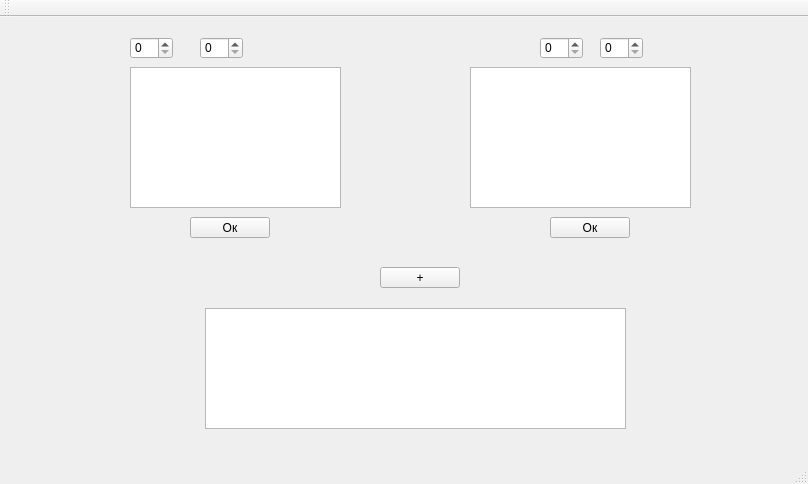
The window that mainwindow.ui (moevm/gui-1h2018-01) describes before a commit, drawn with Qt 5.
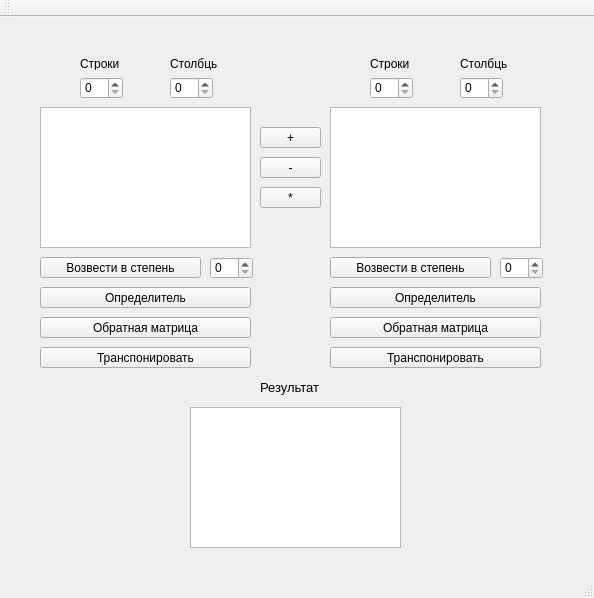
The same window after the commit.

Commit message:
Доработка интерфейса
Добавлены все кнопки на интерфейсе
Реализация кнопок +/-
Ограничения на размерность вводимых матриц
Вывод результата

The edit to the form file:
```diff
--- a/mainwindow.ui
+++ b/mainwindow.ui
@@ -6,8 +6,8 @@
    <rect>
     <x>0</x>
     <y>0</y>
-    <width>808</width>
-    <height>484</height>
+    <width>594</width>
+    <height>598</height>
    </rect>
   </property>
   <property name="windowTitle">
@@ -17,8 +17,8 @@
    <widget class="QTableView" name="matr1">
     <property name="geometry">
      <rect>
-      <x>130</x>
-      <y>50</y>
+      <x>40</x>
+      <y>90</y>
       <width>211</width>
       <height>141</height>
      </rect>
@@ -27,9 +27,9 @@
    <widget class="QTableView" name="matr2">
     <property name="geometry">
      <rect>
-      <x>470</x>
-      <y>50</y>
-      <width>221</width>
+      <x>330</x>
+      <y>90</y>
+      <width>211</width>
       <height>141</height>
      </rect>
     </property>
@@ -37,8 +37,8 @@
    <widget class="QSpinBox" name="line_1">
     <property name="geometry">
      <rect>
-      <x>130</x>
-      <y>20</y>
+      <x>80</x>
+      <y>60</y>
       <width>43</width>
       <height>22</height>
      </rect>
@@ -47,8 +47,8 @@
    <widget class="QSpinBox" name="col_1">
     <property name="geometry">
      <rect>
-      <x>200</x>
-      <y>20</y>
+      <x>170</x>
+      <y>60</y>
       <width>43</width>
       <height>22</height>
      </rect>
@@ -57,8 +57,8 @@
    <widget class="QSpinBox" name="line_2">
     <property name="geometry">
      <rect>
-      <x>540</x>
-      <y>20</y>
+      <x>370</x>
+      <y>60</y>
       <width>43</width>
       <height>22</height>
      </rect>
@@ -67,8 +67,161 @@
    <widget class="QSpinBox" name="col_2">
     <property name="geometry">
      <rect>
-      <x>600</x>
-      <y>20</y>
+      <x>460</x>
+      <y>60</y>
+      <width>43</width>
+      <height>22</height>
+     </rect>
+    </property>
+   </widget>
+   <widget class="QLabel" name="label">
+    <property name="geometry">
+     <rect>
+      <x>80</x>
+      <y>40</y>
+      <width>47</width>
+      <height>13</height>
+     </rect>
+    </property>
+    <property name="text">
+     <string>Строки</string>
+    </property>
+   </widget>
+   <widget class="QLabel" name="label_2">
+    <property name="geometry">
+     <rect>
+      <x>170</x>
+      <y>40</y>
+      <width>47</width>
+      <height>13</height>
+     </rect>
+    </property>
+    <property name="text">
+     <string>Столбцы</string>
+    </property>
+   </widget>
+   <widget class="QLabel" name="label_3">
+    <property name="geometry">
+     <rect>
+      <x>370</x>
+      <y>40</y>
+      <width>47</width>
+      <height>13</height>
+     </rect>
+    </property>
+    <property name="text">
+     <string>Строки</string>
+    </property>
+   </widget>
+   <widget class="QLabel" name="label_4">
+    <property name="geometry">
+     <rect>
+      <x>460</x>
+      <y>40</y>
+      <width>47</width>
+      <height>13</height>
+     </rect>
+    </property>
+    <property name="text">
+     <string>Столбцы</string>
+    </property>
+   </widget>
+   <widget class="QPushButton" name="plus">
+    <property name="geometry">
+     <rect>
+      <x>260</x>
+      <y>110</y>
+      <width>61</width>
+      <height>21</height>
+     </rect>
+    </property>
+    <property name="text">
+     <string>+</string>
+    </property>
+   </widget>
+   <widget class="QPushButton" name="minus">
+    <property name="geometry">
+     <rect>
+      <x>260</x>
+      <y>140</y>
+      <width>61</width>
+      <height>21</height>
+     </rect>
+    </property>
+    <property name="text">
+     <string>-</string>
+    </property>
+   </widget>
+   <widget class="QPushButton" name="mult">
+    <property name="geometry">
+     <rect>
+      <x>260</x>
+      <y>170</y>
+      <width>61</width>
+      <height>21</height>
+     </rect>
+    </property>
+    <property name="text">
+     <string>*</string>
+    </property>
+   </widget>
+   <widget class="QPushButton" name="pushButton_7">
+    <property name="geometry">
+     <rect>
+      <x>40</x>
+      <y>330</y>
+      <width>211</width>
+      <height>21</height>
+     </rect>
+    </property>
+    <property name="text">
+     <string>Транспонировать</string>
+    </property>
+   </widget>
+   <widget class="QPushButton" name="pushButton_8">
+    <property name="geometry">
+     <rect>
+      <x>40</x>
+      <y>270</y>
+      <width>211</width>
+      <height>21</height>
+     </rect>
+    </property>
+    <property name="text">
+     <string>Определитель</string>
+    </property>
+   </widget>
+   <widget class="QPushButton" name="pushButton_9">
+    <property name="geometry">
+     <rect>
+      <x>40</x>
+      <y>300</y>
+      <width>211</width>
+      <height>21</height>
+     </rect>
+    </property>
+    <property name="text">
+     <string>Обратная матрица</string>
+    </property>
+   </widget>
+   <widget class="QPushButton" name="pushButton_10">
+    <property name="geometry">
+     <rect>
+      <x>40</x>
+      <y>240</y>
+      <width>161</width>
+      <height>21</height>
+     </rect>
+    </property>
+    <property name="text">
+     <string>Возвести в степень</string>
+    </property>
+   </widget>
+   <widget class="QSpinBox" name="spinBox">
+    <property name="geometry">
+     <rect>
+      <x>210</x>
+      <y>240</y>
       <width>43</width>
       <height>22</height>
      </rect>
@@ -77,50 +230,92 @@
    <widget class="QPushButton" name="pushButton">
     <property name="geometry">
      <rect>
-      <x>190</x>
-      <y>200</y>
-      <width>80</width>
+      <x>330</x>
+      <y>240</y>
+      <width>161</width>
       <height>21</height>
      </rect>
     </property>
     <property name="text">
-     <string>Ок</string>
+     <string>Возвести в степень</string>
     </property>
    </widget>
-   <widget class="QListWidget" name="result">
+   <widget class="QSpinBox" name="spinBox_2">
     <property name="geometry">
      <rect>
-      <x>205</x>
-      <y>291</y>
-      <width>421</width>
-      <height>121</height>
+      <x>500</x>
+      <y>240</y>
+      <width>43</width>
+      <height>22</height>
      </rect>
     </property>
    </widget>
    <widget class="QPushButton" name="pushButton_2">
     <property name="geometry">
      <rect>
-      <x>550</x>
-      <y>200</y>
-      <width>80</width>
+      <x>330</x>
+      <y>270</y>
+      <width>211</width>
       <height>21</height>
      </rect>
     </property>
     <property name="text">
-     <string>Ок</string>
+     <string>Определитель</string>
     </property>
    </widget>
    <widget class="QPushButton" name="pushButton_3">
     <property name="geometry">
      <rect>
-      <x>380</x>
-      <y>250</y>
-      <width>80</width>
+      <x>330</x>
+      <y>300</y>
+      <width>211</width>
       <height>21</height>
      </rect>
     </property>
     <property name="text">
-     <string>+</string>
+     <string>Обратная матрица</string>
+    </property>
+   </widget>
+   <widget class="QPushButton" name="pushButton_11">
+    <property name="geometry">
+     <rect>
+      <x>330</x>
+      <y>330</y>
+      <width>211</width>
+      <height>21</height>
+     </rect>
+    </property>
+    <property name="text">
+     <string>Транспонировать</string>
+    </property>
+   </widget>
+   <widget class="QTableView" name="result">
+    <property name="geometry">
+     <rect>
+      <x>190</x>
+      <y>390</y>
+      <width>211</width>
+      <height>141</height>
+     </rect>
+    </property>
+   </widget>
+   <widget class="QLabel" name="label_5">
+    <property name="geometry">
+     <rect>
+      <x>260</x>
+      <y>360</y>
+      <width>91</width>
+      <height>20</height>
+     </rect>
+    </property>
+    <property name="font">
+     <font>
+      <family>MS Shell Dlg 2</family>
+      <pointsize>10</pointsize>
+     </font>
+    </property>
+    <property name="text">
+     <string>Результат</string>
     </property>
    </widget>
   </widget>
```
Left out of the diff: 2 changed lines with no effect on the pictures. The commit also changes 3 other files.
